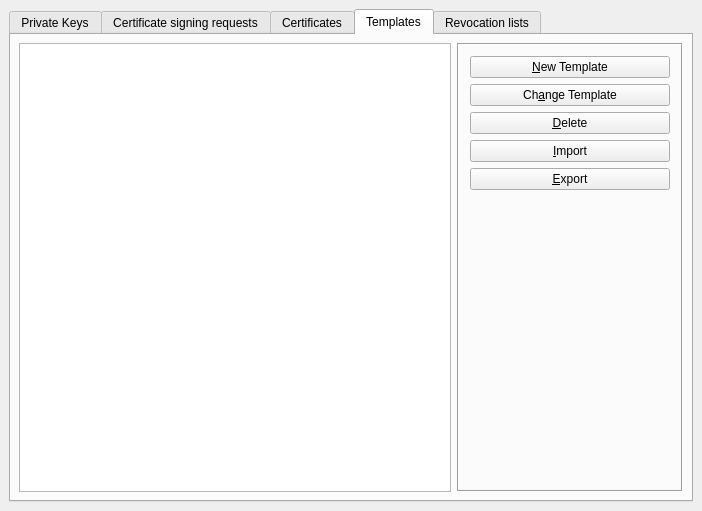
chris2511/xca, file ui/MainWindow.ui: the form before one commit.
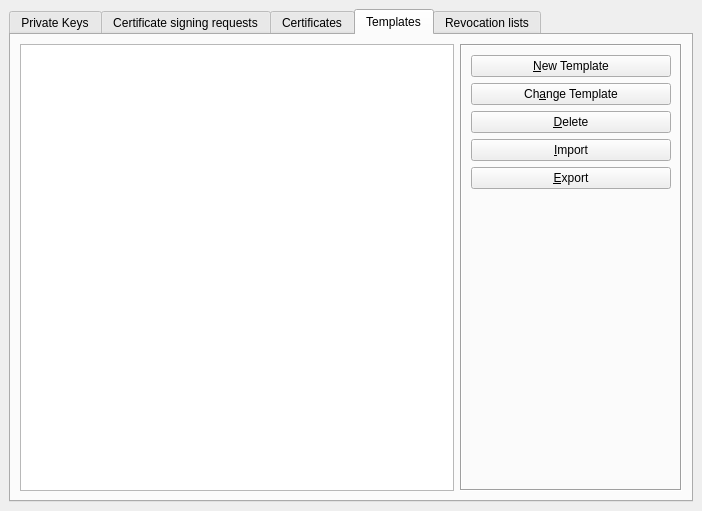
The form after the commit. The open tabs and pages were chosen to show the change. Custom widgets are drawn as their Qt base class.

Commit message: Optical improvement of main- and help-window

Patch:
```diff
--- a/ui/MainWindow.ui
+++ b/ui/MainWindow.ui
@@ -11,9 +11,12 @@
    </rect>
   </property>
   <widget class="QWidget" name="centralWidget">
-   <layout class="QVBoxLayout">
+   <layout class="QVBoxLayout" name="la">
     <item>
      <widget class="QTabWidget" name="tabView">
+      <property name="enabled">
+       <bool>true</bool>
+      </property>
       <property name="currentIndex">
        <number>2</number>
       </property>
@@ -119,7 +122,7 @@
         </item>
        </layout>
       </widget>
-      <widget class="QWidget" name="CertTab">
+      <widget class="QWidget" name="CSRTab">
        <attribute name="title">
         <string>Certificate signing requests</string>
        </attribute>
@@ -217,7 +220,7 @@
         </item>
        </layout>
       </widget>
-      <widget class="QWidget" name="ReqTab">
+      <widget class="QWidget" name="CertTab">
        <attribute name="title">
         <string>Certificates</string>
        </attribute>
@@ -334,16 +337,9 @@
        <attribute name="title">
         <string>Templates</string>
        </attribute>
-       <layout class="QHBoxLayout">
-        <property name="margin">
-         <number>8</number>
-        </property>
+       <layout class="QHBoxLayout" name="layout_4">
         <item>
-         <widget class="TempTreeView" name="tempView">
-          <property name="alternatingRowColors">
-           <bool>true</bool>
-          </property>
-         </widget>
+         <widget class="TempTreeView" name="tempView"/>
         </item>
         <item>
          <widget class="QFrame" name="tempButtons">
@@ -353,10 +349,7 @@
           <property name="frameShadow">
            <enum>QFrame::Sunken</enum>
           </property>
-          <layout class="QVBoxLayout">
-           <property name="margin">
-            <number>11</number>
-           </property>
+          <layout class="QVBoxLayout" name="_3">
            <item>
             <widget class="QPushButton" name="BNnewTemp">
              <property name="text">
@@ -518,18 +511,6 @@
   </widget>
  </widget>
  <customwidgets>
-  <customwidget>
-   <class>XcaTreeView</class>
-   <extends>QTreeView</extends>
-   <header>widgets/XcaTreeView.h</header>
-   <slots>
-    <slot>newItem()</slot>
-    <slot>load()</slot>
-    <slot>exportItems()</slot>
-    <slot>showItems()</slot>
-    <slot>deleteItems()</slot>
-   </slots>
-  </customwidget>
   <customwidget>
    <class>KeyTreeView</class>
    <extends>QTreeView</extends>
```
Left out of the diff: 29 changed lines with no effect on the pictures. The commit also changes 1 other file.
